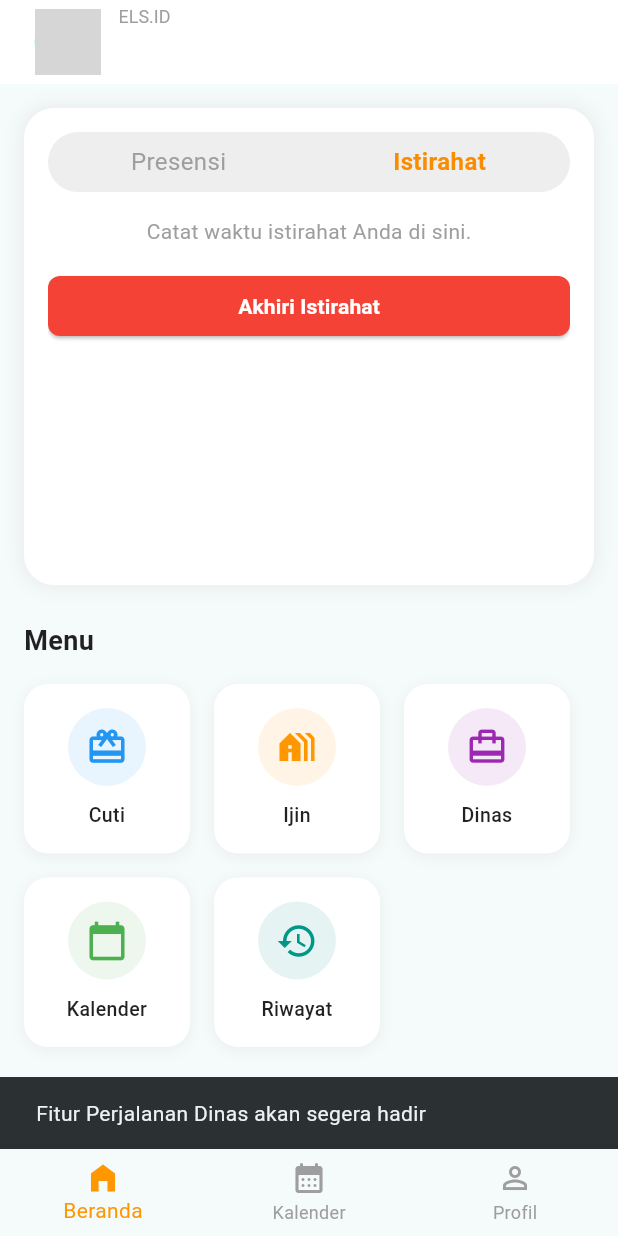
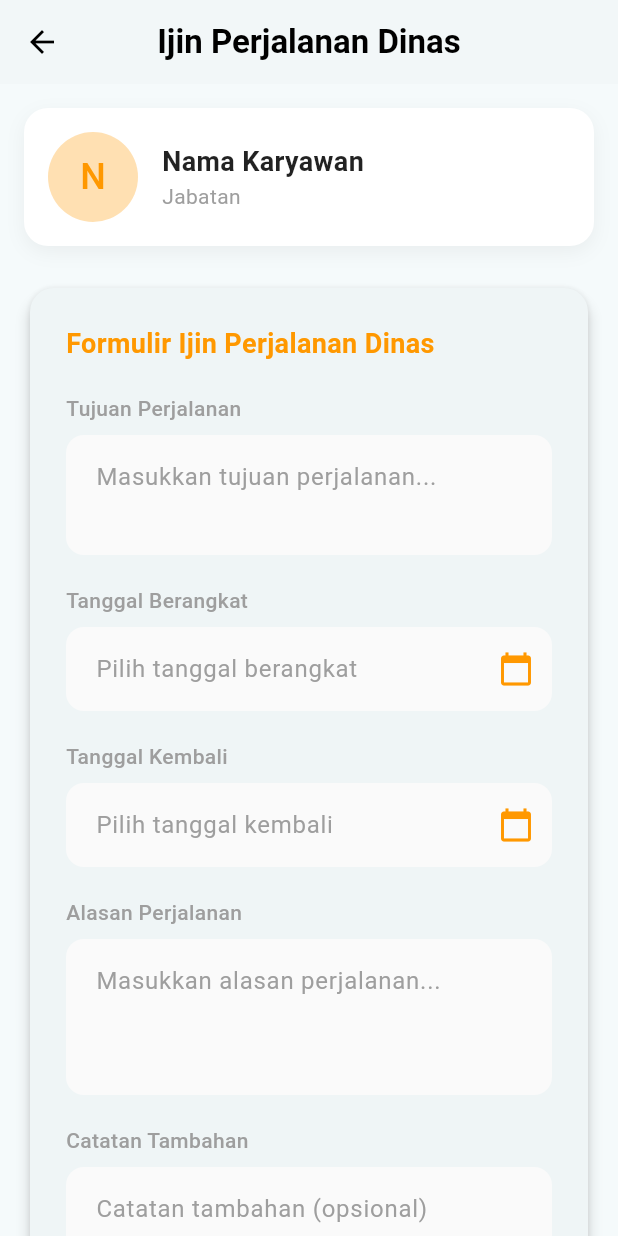
Before and after one commit to caesartresnaandika/ProjecELSAttendanceApp, a Flutter app: the MainPage screen opened directly with empty values, after a tap on "Istirahat", after a tap on "Mulai Istirahat", after a tap on "Dinas", on a phone screen of 412 x 824 dp. Run offline on Flutter 3.47's test engine with Material 3 defaults, Android fonts, the phone set to English and light mode, and no system bars; our stand-ins replace camera, geocoding, geolocator, shared_preferences; accounts and stored records are empty; grey boxes are pictures that could not be loaded.

Commit message:
add date formatter and PerjalananDinasScreen

```diff
--- a/lib/screens/MainMenu/MainMenu.dart
+++ b/lib/screens/MainMenu/MainMenu.dart
@@ -2,6 +2,7 @@ import 'dart:async';
 import 'package:flutter/material.dart';
 import 'package:intl/intl.dart';
 import 'package:project_aplikasi_absensi_hrd_els/models/user_model.dart';
+import 'package:project_aplikasi_absensi_hrd_els/screens/PerjalananDInas/PerjalananDinasScreen.dart';
 import 'package:project_aplikasi_absensi_hrd_els/screens/Presensi/PhotoScreen.dart';
 import 'package:project_aplikasi_absensi_hrd_els/services/api_services.dart';
 import 'package:project_aplikasi_absensi_hrd_els/screens/Cuti/PengajuanCuti.dart';
@@ -43,57 +44,6 @@ class _MainMenuState extends State<MainMenu> {
     );
   }
 
-  // ✅ HEADER BRAND ELS.ID
-  // Widget _buildBrandHeader() {
-  //   return Container(
-  //     padding: const EdgeInsets.all(16),
-  //     decoration: BoxDecoration(
-  //       color: Colors.white,
-  //       borderRadius: BorderRadius.circular(16),
-  //       boxShadow: [
-  //         BoxShadow(
-  //           color: Colors.black.withOpacity(0.05),
-  //           blurRadius: 10,
-  //           offset: const Offset(0, 2),
-  //         ),
-  //       ],
-  //     ),
-  //     child: Row(
-  //       children: [
-  //         Container(
-  //           padding: const EdgeInsets.all(10),
-  //           decoration: const BoxDecoration(
-  //             color: Color(0xFFFF6F00),
-  //             shape: BoxShape.circle,
-  //           ),
-  //           child: const Icon(Icons.work_outline, color: Colors.white, size: 24),
-  //         ),
-  //         const SizedBox(width: 12),
-  //         const Column(
-  //           crossAxisAlignment: CrossAxisAlignment.start,
-  //           children: [
-  //             Text(
-  //               "els.id",
-  //               style: TextStyle(
-  //                 fontSize: 20,
-  //                 fontWeight: FontWeight.bold,
-  //                 color: Color(0xFFFF6F00),
-  //               ),
-  //             ),
-  //             Text(
-  //               "Sistem Absensi & Presensi Karyawan",
-  //               style: TextStyle(
-  //                 fontSize: 12,
-  //                 color: Colors.grey,
-  //               ),
-  //             ),
-  //           ],
-  //         ),
-  //       ],
-  //     ),
-  //   );
-  // }
-
   // ✅ MENU UTAMA — GUNAKAN WRAP UNTUK HINDARI OVERFLOW
   Widget _buildFavoriteMenu() {
     return Column(
@@ -127,8 +77,9 @@ class _MainMenuState extends State<MainMenu> {
               );
             }),
             _buildMenuItem(Icons.card_travel_outlined, "Dinas", Colors.purple, () {
-              ScaffoldMessenger.of(context).showSnackBar(
-                const SnackBar(content: Text('Fitur Perjalanan Dinas akan segera hadir')),
+              Navigator.push(
+                context,
+                MaterialPageRoute(builder: (context) => const PerjalananDinasScreen()),
               );
             }),
             _buildMenuItem(Icons.calendar_today, "Kalender", Colors.green, () {
--- a/lib/screens/PerjalananDInas/PerjalananDinasScreen.dart
+++ b/lib/screens/PerjalananDInas/PerjalananDinasScreen.dart
@@ -0,0 +1,400 @@
+import 'dart:io';
+import 'package:flutter/material.dart';
+import 'package:project_aplikasi_absensi_hrd_els/services/api_services.dart';
+import 'package:project_aplikasi_absensi_hrd_els/utils/date_formatter.dart';
+
+class PerjalananDinasScreen extends StatefulWidget {
+  const PerjalananDinasScreen({super.key}); // 👈 Hapus userData & token
+
+  @override
+  State<PerjalananDinasScreen> createState() => _PerjalananDinasScreenState();
+}
+
+class _PerjalananDinasScreenState extends State<PerjalananDinasScreen> {
+  final _formKey = GlobalKey<FormState>();
+  final TextEditingController _tujuanController = TextEditingController();
+  final TextEditingController _alasanController = TextEditingController();
+  final TextEditingController _catatanController = TextEditingController();
+
+  DateTime? _tanggalBerangkat;
+  DateTime? _tanggalKembali;
+  File? _lampiranFile;
+
+  bool _isLoading = false;
+
+  @override
+  void dispose() {
+    _tujuanController.dispose();
+    _alasanController.dispose();
+    _catatanController.dispose();
+    super.dispose();
+  }
+
+  Future<void> _selectDate(BuildContext context, {required bool isBerangkat}) async {
+    final DateTime? picked = await showDatePicker(
+      context: context,
+      initialDate: DateTime.now(),
+      firstDate: DateTime.now(),
+      lastDate: DateTime(DateTime.now().year + 1),
+      builder: (context, child) {
+        return Theme(
+          data: ThemeData.light().copyWith(
+            colorScheme: ColorScheme.light(
+              primary: Colors.orange[700]!,
+            ),
+          ),
+          child: child!,
+        );
+      },
+    );
+
+    if (picked != null) {
+      setState(() {
+        if (isBerangkat) {
+          _tanggalBerangkat = picked;
+          _tujuanController.text = DateFormatter.formatDate(picked);
+        } else {
+          _tanggalKembali = picked;
+          _alasanController.text = DateFormatter.formatDate(picked);
+        }
+      });
+    }
+  }
+
+  void _submitForm() {
+    if (_formKey.currentState!.validate()) {
+      setState(() {
+        _isLoading = true;
+      });
+
+      // Simulasi proses pengiriman
+      Future.delayed(const Duration(seconds: 2), () {
+        setState(() {
+          _isLoading = false;
+        });
+
+        ScaffoldMessenger.of(context).showSnackBar(
+          const SnackBar(
+            content: Text('Surat ijin perjalanan dinas berhasil dikirim!'),
+            backgroundColor: Colors.green,
+          ),
+        );
+
+        // Reset form
+        _formKey.currentState!.reset();
+        _tujuanController.clear();
+        _alasanController.clear();
+        _catatanController.clear();
+        _tanggalBerangkat = null;
+        _tanggalKembali = null;
+        _lampiranFile = null;
+      });
+    }
+  }
+
+  @override
+  Widget build(BuildContext context) {
+    return Scaffold(
+      appBar: AppBar(
+        title: const Text(
+          'Ijin Perjalanan Dinas',
+          style: TextStyle(fontWeight: FontWeight.bold, color: Colors.black),
+        ),
+        backgroundColor: Colors.white,
+        elevation: 1,
+        centerTitle: true,
+        iconTheme: const IconThemeData(color: Colors.black),
+      ),
+      body: SingleChildScrollView(
+        padding: const EdgeInsets.all(16.0),
+        child: Column(
+          crossAxisAlignment: CrossAxisAlignment.start,
+          children: [
+            // 👉 HEADER USER (Placeholder Sementara)
+            Container(
+              padding: const EdgeInsets.all(16),
+              decoration: BoxDecoration(
+                color: Colors.white,
+                borderRadius: BorderRadius.circular(16),
+                boxShadow: [
+                  BoxShadow(
+                    color: Colors.black.withOpacity(0.05),
+                    blurRadius: 10,
+                    offset: const Offset(0, 4),
+                  ),
+                ],
+              ),
+              child: Row(
+                children: [
+                  CircleAvatar(
+                    radius: 30,
+                    backgroundColor: Colors.orange.shade100,
+                    child: const Text(
+                      "N", // Placeholder: Inisial
+                      style: TextStyle(
+                        color: Colors.orange,
+                        fontSize: 24,
+                      ),
+                    ),
+                  ),
+                  const SizedBox(width: 16),
+                  Column(
+                    crossAxisAlignment: CrossAxisAlignment.start,
+                    children: [
+                      const Text(
+                        "Nama Karyawan",
+                        style: TextStyle(
+                          fontSize: 18,
+                          fontWeight: FontWeight.bold,
+                          color: Colors.black87,
+                        ),
+                      ),
+                      const Text(
+                        "Jabatan",
+                        style: TextStyle(
+                          fontSize: 14,
+                          color: Colors.grey,
+                        ),
+                      ),
+                    ],
+                  ),
+                ],
+              ),
+            ),
+
+            const SizedBox(height: 24),
+
+            // 👉 FORM PERJALANAN DINAS
+            Card(
+              elevation: 4,
+              shape: RoundedRectangleBorder(
+                borderRadius: BorderRadius.circular(16),
+              ),
+              child: Padding(
+                padding: const EdgeInsets.all(24),
+                child: Form(
+                  key: _formKey,
+                  child: Column(
+                    crossAxisAlignment: CrossAxisAlignment.start,
+                    children: [
+                      const Text(
+                        "Formulir Ijin Perjalanan Dinas",
+                        style: TextStyle(
+                          fontSize: 18,
+                          fontWeight: FontWeight.bold,
+                          color: Colors.orange,
+                        ),
+                      ),
+                      const SizedBox(height: 20),
+
+                      // 👉 TUJUAN PERJALANAN
+                      const Text(
+                        "Tujuan Perjalanan",
+                        style: TextStyle(
+                          fontSize: 14,
+                          fontWeight: FontWeight.w500,
+                          color: Colors.grey,
+                        ),
+                      ),
+                      const SizedBox(height: 8),
+                      TextFormField(
+                        controller: _tujuanController,
+                        decoration: InputDecoration(
+                          contentPadding: const EdgeInsets.symmetric(vertical: 16, horizontal: 16),
+                          border: OutlineInputBorder(
+                            borderRadius: BorderRadius.circular(12),
+                            borderSide: BorderSide.none,
+                          ),
+                          filled: true,
+                          fillColor: Colors.grey[50],
+                          hintText: "Masukkan tujuan perjalanan...",
+                          hintStyle: const TextStyle(color: Colors.grey),
+                        ),
+                        validator: (value) {
+                          if (value == null || value.isEmpty) {
+                            return 'Masukkan tujuan perjalanan';
+                          }
+                          return null;
+                        },
+                        maxLines: 2,
+                      ),
+                      const SizedBox(height: 20),
+
+                      // 👉 TANGGAL BERANGKAT
+                      const Text(
+                        "Tanggal Berangkat",
+                        style: TextStyle(
+                          fontSize: 14,
+                          fontWeight: FontWeight.w500,
+                          color: Colors.grey,
+                        ),
+                      ),
+                      const SizedBox(height: 8),
+                      GestureDetector(
+                        onTap: () => _selectDate(context, isBerangkat: true),
+                        child: AbsorbPointer(
+                          child: TextFormField(
+                            controller: _tujuanController,
+                            decoration: InputDecoration(
+                              contentPadding: const EdgeInsets.symmetric(vertical: 16, horizontal: 16),
+                              border: OutlineInputBorder(
+                                borderRadius: BorderRadius.circular(12),
+                                borderSide: BorderSide.none,
+                              ),
+                              filled: true,
+                              fillColor: Colors.grey[50],
+                              suffixIcon: const Icon(Icons.calendar_today, color: Colors.orange),
+                              hintText: "Pilih tanggal berangkat",
+                              hintStyle: const TextStyle(color: Colors.grey),
+                            ),
+                            readOnly: true,
+                          ),
+                        ),
+                      ),
+                      const SizedBox(height: 20),
+
+                      // 👉 TANGGAL KEMBALI
+                      const Text(
+                        "Tanggal Kembali",
+                        style: TextStyle(
+                          fontSize: 14,
+                          fontWeight: FontWeight.w500,
+                          color: Colors.grey,
+                        ),
+                      ),
+                      const SizedBox(height: 8),
+                      GestureDetector(
+                        onTap: () => _selectDate(context, isBerangkat: false),
+                        child: AbsorbPointer(
+                          child: TextFormField(
+                            controller: _alasanController,
+                            decoration: InputDecoration(
+                              contentPadding: const EdgeInsets.symmetric(vertical: 16, horizontal: 16),
+                              border: OutlineInputBorder(
+                                borderRadius: BorderRadius.circular(12),
+                                borderSide: BorderSide.none,
+                              ),
+                              filled: true,
+                              fillColor: Colors.grey[50],
+                              suffixIcon: const Icon(Icons.calendar_today, color: Colors.orange),
+                              hintText: "Pilih tanggal kembali",
+                              hintStyle: const TextStyle(color: Colors.grey),
+                            ),
+                            readOnly: true,
+                          ),
+                        ),
+                      ),
+                      const SizedBox(height: 20),
+
+                      // 👉 ALASAN PERJALANAN
+                      const Text(
+                        "Alasan Perjalanan",
+                        style: TextStyle(
+                          fontSize: 14,
+                          fontWeight: FontWeight.w500,
+                          color: Colors.grey,
+                        ),
+                      ),
+                      const SizedBox(height: 8),
+                      TextFormField(
+                        controller: _alasanController,
+                        decoration: InputDecoration(
+                          contentPadding: const EdgeInsets.symmetric(vertical: 16, horizontal: 16),
+                          border: OutlineInputBorder(
+                            borderRadius: BorderRadius.circular(12),
+                            borderSide: BorderSide.none,
+                          ),
+                          filled: true,
+                          fillColor: Colors.grey[50],
+                          hintText: "Masukkan alasan perjalanan...",
+                          hintStyle: const TextStyle(color: Colors.grey),
+                        ),
+                        validator: (value) {
+                          if (value == null || value.isEmpty) {
+                            return 'Masukkan alasan perjalanan';
+                          }
+                          return null;
+                        },
+                        maxLines: 3,
+                      ),
+                      const SizedBox(height: 20),
+
+                      // 👉 CATATAN TAMBAHAN
+                      const Text(
+                        "Catatan Tambahan",
+                        style: TextStyle(
+                          fontSize: 14,
+                          fontWeight: FontWeight.w500,
+                          color: Colors.grey,
+                        ),
+                      ),
+                      const SizedBox(height: 8),
+                      TextFormField(
+                        controller: _catatanController,
+                        decoration: InputDecoration(
+                          contentPadding: const EdgeInsets.symmetric(vertical: 16, horizontal: 16),
+                          border: OutlineInputBorder(
+                            borderRadius: BorderRadius.circular(12),
+                            borderSide: BorderSide.none,
+                          ),
+                          filled: true,
+                          fillColor: Colors.grey[50],
+                          hintText: "Catatan tambahan (opsional)",
+                          hintStyle: const TextStyle(color: Colors.grey),
+                        ),
+                        maxLines: 3,
+                      ),
+                      const SizedBox(height: 20),
+
+                      // 👉 LAMPIRAN FILE (opsional)
+                      Row(
+                        children: [
+                          const Icon(Icons.attach_file, color: Colors.grey),
+                          const SizedBox(width: 8),
+                          Expanded(
+                            child: TextButton(
+                              onPressed: () {
+                                // TODO: Implement file picker
+                                ScaffoldMessenger.of(context).showSnackBar(
+                                  const SnackBar(content: Text("Fitur lampiran akan segera hadir")),
+                                );
+                              },
+                              child: const Text("Lampirkan File (Opsional)", style: TextStyle(color: Colors.orange)),
+                            ),
+                          ),
+                        ],
+                      ),
+                      const SizedBox(height: 32),
+
+                      // 👉 TOMBOL AJUKAN
+                      _isLoading
+                          ? const Center(child: CircularProgressIndicator())
+                          : SizedBox(
+                        width: double.infinity,
+                        child: ElevatedButton(
+                          onPressed: _submitForm,
+                          style: ElevatedButton.styleFrom(
+                            backgroundColor: const Color(0xFFFF6F00), // Orange brand
+                            foregroundColor: Colors.white,
+                            padding: const EdgeInsets.symmetric(vertical: 18),
+                            shape: RoundedRectangleBorder(
+                              borderRadius: BorderRadius.circular(16),
+                            ),
+                          ),
+                          child: const Text(
+                            "AJUKAN SURAT",
+                            style: TextStyle(fontSize: 16, fontWeight: FontWeight.bold),
+                          ),
+                        ),
+                      ),
+                    ],
+                  ),
+                ),
+              ),
+            ),
+          ],
+        ),
+      ),
+    );
+  }
+}
--- /dev/null
+++ b/lib/utils/date_formatter.dart
@@ -0,0 +1,21 @@
+import 'package:intl/intl.dart';
+
+class DateFormatter {
+  // Format: "dd MMM yyyy" → Contoh: "10 Mei 2025"
+  static String formatDate(DateTime date, {String locale = 'id_ID'}) {
+    final formatter = DateFormat('dd MMM yyyy', locale);
+    return formatter.format(date);
+  }
+
+  // Format: "EEE, d MMM yyyy" → Contoh: "Sen, 10 Mei 2025"
+  static String formatFullDate(DateTime date, {String locale = 'id_ID'}) {
+    final formatter = DateFormat('EEE, d MMM yyyy', locale);
+    return formatter.format(date);
+  }
+
+  // Format: "HH:mm" → Contoh: "08:30"
+  static String formatTime(DateTime date) {
+    final formatter = DateFormat('HH:mm');
+    return formatter.format(date);
+  }
+}
```
